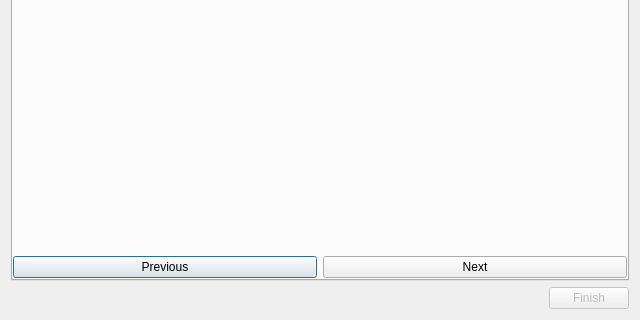
Old version of the form gui/dialogs/quickmod/QuickModInstallDialog.ui in the repository MultiMC/Launcher; both pictures show x 0 to 640 and y 160 to 480 of the 640 by 480 pixel window.
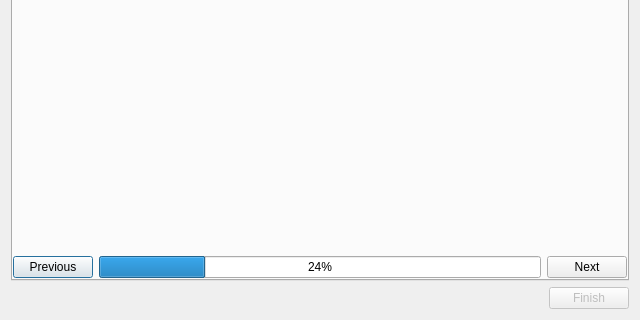
New version of the form. The open tabs and pages were chosen to show the change.

Diff of the .ui file:
```diff
--- a/gui/dialogs/quickmod/QuickModInstallDialog.ui
+++ b/gui/dialogs/quickmod/QuickModInstallDialog.ui
@@ -70,6 +70,13 @@
            </property>
           </widget>
          </item>
+         <item>
+          <widget class="QProgressBar" name="webModsProgressBar">
+           <property name="value">
+            <number>24</number>
+           </property>
+          </widget>
+         </item>
          <item>
           <widget class="QPushButton" name="nextButton">
            <property name="text">
```
